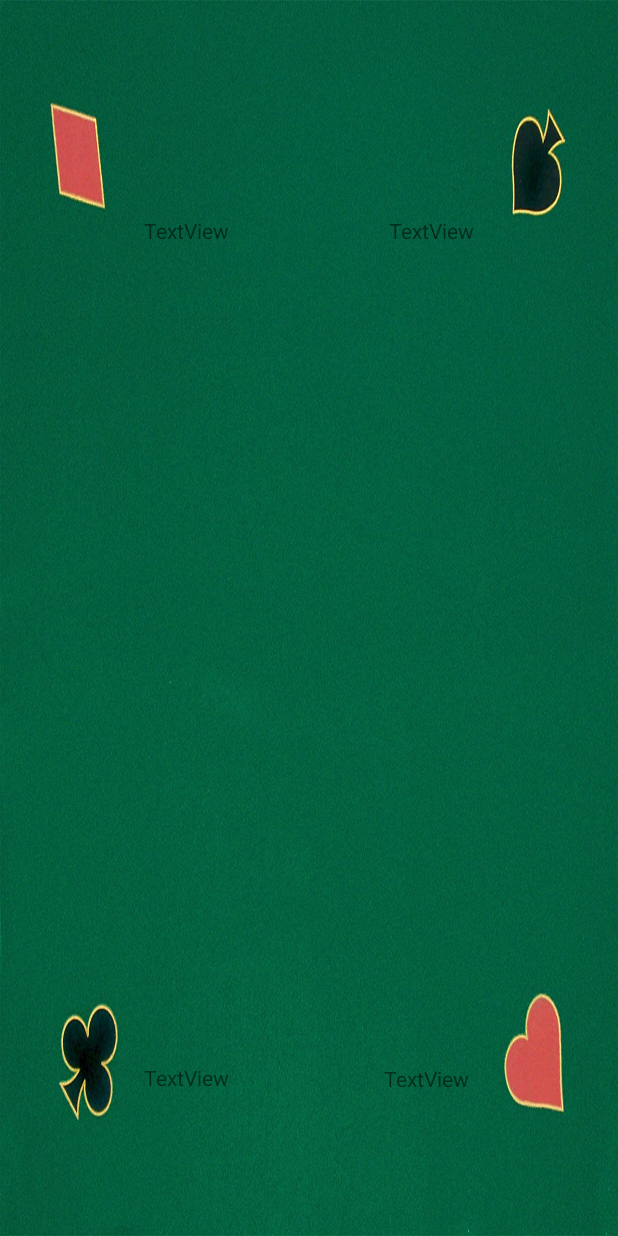
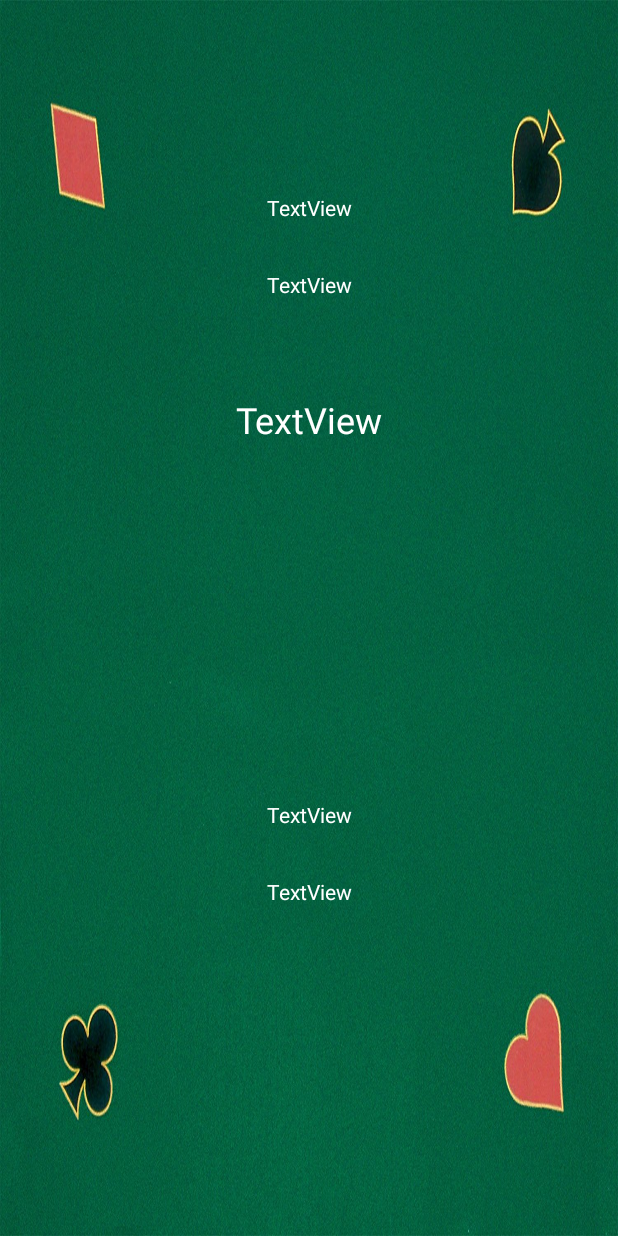
Before and after one commit to patty-cc/BlackJackCardGame, an Android app: the layout activity_black_jack_game.xml on its own in the app's theme, with its tools: preview values and no code run, on a phone screen of 412 x 824 dp. Run offline under Robolectric (Android 15) with nearby library versions, the phone set to English and light mode, and no system bars.

Commit message:
Add colours and spacing for app

```diff
--- a/app/src/main/java/com/example/user/blackjackcardgame/BlackJackGameActivity.java
+++ b/app/src/main/java/com/example/user/blackjackcardgame/BlackJackGameActivity.java
@@ -23,7 +23,7 @@ public class BlackJackGameActivity extends AppCompatActivity {
         playerTwoText = ( TextView ) findViewById( R.id.player_two_name_text );
         player1card1 = ( TextView ) findViewById( R.id.player1card1);
         player1card2 = ( TextView ) findViewById( R.id.player1card2);
-        player2card2 = ( TextView ) findViewById( R.id.player2card1);
+        player2card1 = ( TextView ) findViewById( R.id.player2card1);
         player2card2 = ( TextView ) findViewById( R.id.player2card2);
 
         Intent intent = getIntent();
@@ -34,6 +34,7 @@ public class BlackJackGameActivity extends AppCompatActivity {
 
         Deck deck = new Deck();
         deck.makeDeck();
+        deck.shuffleDeck();
 
         BlackJackCardScorer scorer = new BlackJackCardScorer();
         BlackJackGameClass blackJack = new BlackJackGameClass( deck, scorer );
--- a/app/src/main/java/com/example/user/blackjackcardgame/Card.java
+++ b/app/src/main/java/com/example/user/blackjackcardgame/Card.java
@@ -38,7 +38,7 @@ public class Card {
     }
 
     public String cardOutputName(){
-        return value.toString() + " " + suit.toString();
+        return value.toString() + " OF " + suit.toString();
     }
 
 }
--- a/app/src/main/java/com/example/user/blackjackcardgame/Deck.java
+++ b/app/src/main/java/com/example/user/blackjackcardgame/Deck.java
@@ -1,6 +1,7 @@
 package com.example.user.blackjackcardgame;
 
 import java.util.ArrayList;
+import java.util.Collections;
 import java.util.Random;
 
 /**
@@ -22,7 +23,7 @@ public class Deck implements Dealing {
     public void makeDeck() {
         for (Suit suit: Suit.values()) {
             for ( Value value: Value.values()){
-                cardDeck.add( new Card( suit, value));
+                cardDeck.add( new Card( suit, value ));
             }
         }
     }
@@ -32,12 +33,12 @@ public class Deck implements Dealing {
         return cardDeck.size();
     }
 
+    public void shuffleDeck() {
+        Collections.shuffle( cardDeck );
+    }
+
 
     public Card deal() {
-//        int randomIndex = this.random.nextInt(this.cardDeck.size());
-//        Card randomCard = this.cardDeck.get(randomIndex);
-//        this.cardDeck.remove(randomIndex);
-//        return randomCard;
         return this.cardDeck.remove(0);
     }
 
--- a/app/src/main/res/layout/activity_black_jack_game.xml
+++ b/app/src/main/res/layout/activity_black_jack_game.xml
@@ -38,42 +38,68 @@
 
     <TextView
         android:id="@+id/player1card1"
-        android:layout_width="58dp"
-        android:layout_height="17dp"
+        android:layout_width="wrap_content"
+        android:layout_height="wrap_content"
+        android:layout_marginLeft="8dp"
+        android:layout_marginRight="8dp"
+        android:layout_marginTop="32dp"
         android:text="TextView"
-        app:layout_constraintTop_toTopOf="parent"
-        android:layout_marginTop="144dp"
-        android:layout_marginLeft="96dp"
-        app:layout_constraintLeft_toLeftOf="parent" />
+        android:textColor="@android:color/white"
+        app:layout_constraintLeft_toLeftOf="parent"
+        app:layout_constraintRight_toRightOf="parent"
+        app:layout_constraintTop_toBottomOf="@+id/player_one_name_text" />
 
     <TextView
         android:id="@+id/player1card2"
         android:layout_width="wrap_content"
         android:layout_height="wrap_content"
+        android:layout_marginLeft="8dp"
+        android:layout_marginRight="8dp"
+        android:layout_marginTop="32dp"
         android:text="TextView"
-        app:layout_constraintTop_toTopOf="parent"
-        android:layout_marginTop="144dp"
-        android:layout_marginRight="96dp"
-        app:layout_constraintRight_toRightOf="parent" />
+        android:textColor="@android:color/white"
+        app:layout_constraintLeft_toLeftOf="parent"
+        app:layout_constraintRight_toRightOf="parent"
+        app:layout_constraintTop_toBottomOf="@+id/player1card1" />
 
     <TextView
         android:id="@+id/player2card1"
         android:layout_width="wrap_content"
         android:layout_height="wrap_content"
-        android:layout_marginBottom="96dp"
-        android:layout_marginLeft="96dp"
+        android:layout_marginLeft="8dp"
+        android:layout_marginRight="8dp"
+        android:layout_marginTop="32dp"
         android:text="TextView"
-        app:layout_constraintBottom_toBottomOf="parent"
-        app:layout_constraintLeft_toLeftOf="parent" />
+        android:textColor="@android:color/white"
+        app:layout_constraintLeft_toLeftOf="parent"
+        app:layout_constraintRight_toRightOf="parent"
+        app:layout_constraintTop_toBottomOf="@+id/player_two_name_text" />
 
     <TextView
         android:id="@+id/player2card2"
         android:layout_width="wrap_content"
         android:layout_height="wrap_content"
-        android:layout_marginBottom="95dp"
-        android:layout_marginRight="99dp"
+        android:layout_marginLeft="8dp"
+        android:layout_marginRight="8dp"
+        android:layout_marginTop="32dp"
         android:text="TextView"
-        app:layout_constraintBottom_toBottomOf="parent"
-        app:layout_constraintRight_toRightOf="parent" />
+        android:textColor="@android:color/white"
+        app:layout_constraintLeft_toLeftOf="parent"
+        app:layout_constraintRight_toRightOf="parent"
+        app:layout_constraintTop_toBottomOf="@+id/player2card1" />
+
+    <TextView
+        android:id="@+id/game_info_text"
+        android:layout_width="wrap_content"
+        android:layout_height="wrap_content"
+        android:layout_marginLeft="8dp"
+        android:layout_marginRight="8dp"
+        android:layout_marginTop="64dp"
+        android:text="TextView"
+        android:textColor="@android:color/white"
+        android:textSize="24sp"
+        app:layout_constraintLeft_toLeftOf="parent"
+        app:layout_constraintRight_toRightOf="parent"
+        app:layout_constraintTop_toBottomOf="@+id/player1card2" />
 
 </android.support.constraint.ConstraintLayout>
```
Also changed, not shown: 2 other files.
